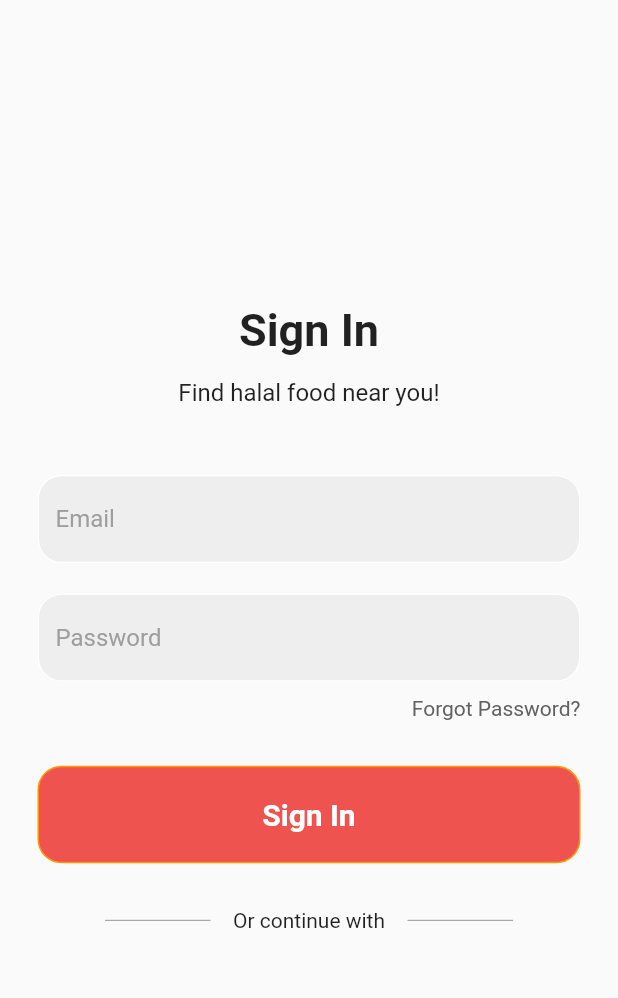
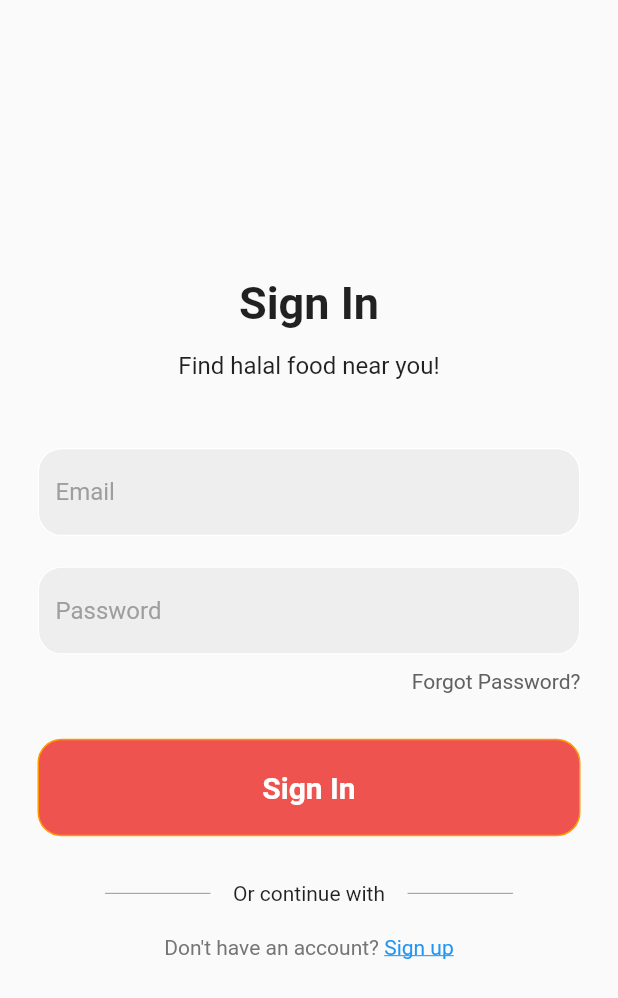
Before and after one commit to RadhyyahHossain/HalalApp, a Flutter app: the LoginPage screen opened directly, on a phone screen of 412 x 824 dp. Shown: the top 998 px of the screen. Run offline on Flutter 3.47's test engine with Material 2 defaults, Android fonts, the phone set to English and light mode, and no system bars; our stand-ins replace carousel_slider, firebase_auth, firebase_core; accounts and stored records are empty.

Commit message:
made fundamental changes for signup and sign in

```diff
--- a/lib/main.dart
+++ b/lib/main.dart
@@ -4,6 +4,7 @@ import 'package:halalapp/screens/details_page.dart';
 import 'package:halalapp/screens/home_page.dart';
 import 'package:halalapp/screens/map_screen.dart';
 import 'package:halalapp/screens/onboarding_screen.dart';
+import 'package:halalapp/screens/signup_page.dart';
 import 'screens/login_page.dart';
 
 import 'package:firebase_core/firebase_core.dart';
@@ -31,6 +32,9 @@ class HomeScreen extends StatelessWidget {
         "/home": (context) => HomeMainPage(),
         "/search": (context) => DetailsScreen(),
         "/map": (context) => mapScreen(),
+        "/signup": (context) => signUpPage(
+              showLoginPage: () {},
+            ),
         "/onboarding": (context) => OnboardingScreen(),
       },
     );
--- a/lib/screens/auth_screen.dart
+++ b/lib/screens/auth_screen.dart
@@ -5,6 +5,7 @@ import 'package:halalapp/screens/details_page.dart';
 import 'package:halalapp/screens/home_page.dart';
 import 'package:halalapp/screens/list_screen.dart';
 import 'package:halalapp/screens/login_page.dart';
+import 'package:halalapp/screens/signup_page.dart';
 
 class AuthScreen extends StatelessWidget {
   const AuthScreen({Key? key}) : super(key: key);
@@ -22,6 +23,8 @@ class AuthScreen extends StatelessWidget {
           } else {
             return LoginPage();
           }
+
+          //if signUpPage.hasData ? HomeMainPage() : signUpPage();
         },
       ),
     );
--- a/lib/screens/login_page.dart
+++ b/lib/screens/login_page.dart
@@ -3,13 +3,17 @@ import 'package:firebase_core/firebase_core.dart';
 import 'package:flutter/material.dart';
 import 'package:halalapp/components/my_textfield.dart';
 import 'package:halalapp/constants.dart';
+import 'package:halalapp/screens/signup_page.dart';
 
 import '../components/my_button.dart';
 
 class LoginPage extends StatelessWidget {
-  LoginPage({Key? key}) : super(key: key);
+  LoginPage({
+    Key? key,
+  }) : super(key: key);
 
   //controllers
+
   final emailController = TextEditingController();
   final passwordController = TextEditingController();
 
@@ -122,6 +126,37 @@ class LoginPage extends StatelessWidget {
                     ],
                   ),
                 ),
+                SizedBox(height: 20),
+                //dont have an account? sign up
+                Row(
+                  mainAxisAlignment: MainAxisAlignment.center,
+                  children: [
+                    Text(
+                      "Don't have an account? ",
+                      style: TextStyle(
+                        color: Colors.grey[600],
+                      ),
+                    ),
+                    GestureDetector(
+                      child: Text(
+                        "Sign up",
+                        style: TextStyle(
+                          color: Colors.blue,
+                          decoration: TextDecoration.underline,
+                        ),
+                      ),
+                      onTap: () {
+                        Navigator.push(
+                          context,
+                          MaterialPageRoute(
+                              builder: (context) => signUpPage(
+                                    showLoginPage: () {},
+                                  )),
+                        );
+                      },
+                    ),
+                  ],
+                ),
 
                 //google button
               ],
```
Also changed, not shown: lib/screens/map_screen.dart (+13 -3 lines), lib/screens/signup_page.dart (added, +157 -0 lines).
